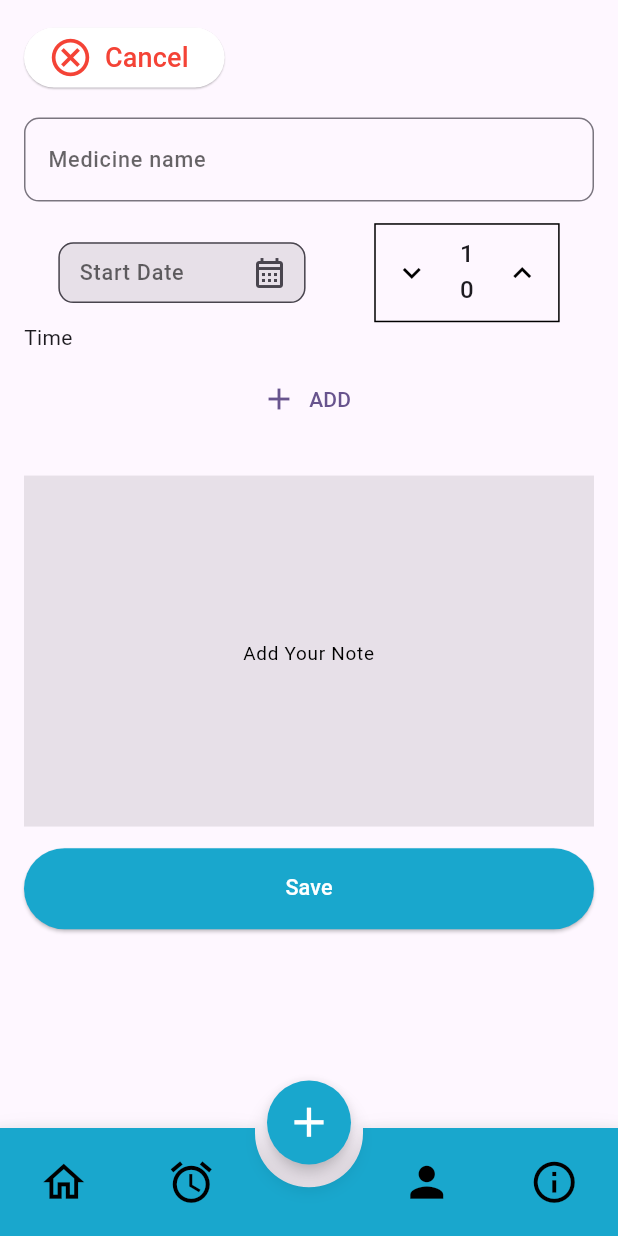
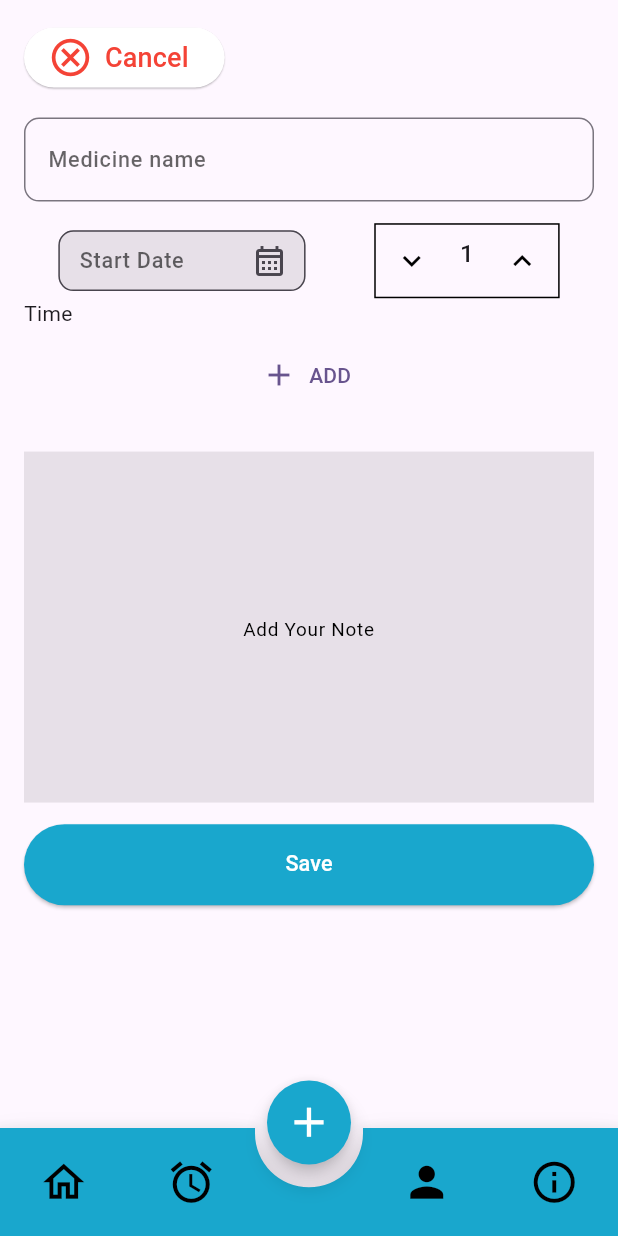
Before and after one commit to khandaker-shamsul-arafen/Medicine-Alarm, a Flutter app: the screen it shows after launch, after a tap on the "add" icon, after a tap on the "keyboard arrow up" icon, on a phone screen of 412 x 824 dp. Run offline on Flutter 3.47's test engine with Material 2 defaults, Android fonts, the phone set to English and light mode, and no system bars; drawn by our look-alikes of animated_bottom_navigation_bar, flutter_spinbox; our stand-ins replace flutter_screenutil, get; missing offline and left inert: circular_reveal_animation.

Commit message:
Bug Fix Done

```diff
--- a/lib/app/modules/add_medicine/views/add_medicine_view.dart
+++ b/lib/app/modules/add_medicine/views/add_medicine_view.dart
@@ -7,7 +7,6 @@ import 'package:medicine_alarm/app/constants/constant_widget.dart';
 import '../../../constants/all_color.dart';
 import '../../../constants/text_style.dart';
 import '../../../widget/add_time_card.dart';
-import '../../../widget/home_card.dart';
 import '../controllers/add_medicine_controller.dart';
 
 class AddMedicineView extends GetView<AddMedicineController> {
@@ -115,7 +114,7 @@ class AddMedicineView extends GetView<AddMedicineController> {
                         controller.count.value = value;
                         print(controller.count.value);
                       },
-                      step: 10,
+                      step: 1,
                       spacing: 0,
                       direction: Axis.horizontal,
                       textStyle: TextStyle(fontSize: 16),
--- a/lib/app/modules/home/views/home_view.dart
+++ b/lib/app/modules/home/views/home_view.dart
@@ -80,7 +80,7 @@ class HomeView extends GetView<HomeController> {
               ),
               ConstantWidget().gapeH8(),
               SizedBox(
-                height: MediaQuery.of(context).size.height - 692.h,
+                height: MediaQuery.of(context).size.height - 705.h,
                 child: ListView.builder(
                     itemCount: 15,
                     shrinkWrap: true,
--- a/lib/app/modules/running/views/running_view.dart
+++ b/lib/app/modules/running/views/running_view.dart
@@ -1,6 +1,5 @@
 import 'package:flutter/material.dart';
 import 'package:flutter_screenutil/flutter_screenutil.dart';
-
 import 'package:get/get.dart';
 import 'package:medicine_alarm/app/constants/all_color.dart';
 import 'package:medicine_alarm/app/constants/constant_widget.dart';
@@ -51,7 +50,7 @@ class RunningView extends GetView<RunningController> {
             ),
             ConstantWidget().gapeH16(),
             SizedBox(
-              height: MediaQuery.of(context).size.height - 681.h,
+              height: MediaQuery.of(context).size.height - 695.h,
               width: MediaQuery.of(context).size.width,
               child: ListView.builder(
                   shrinkWrap: true,
```
